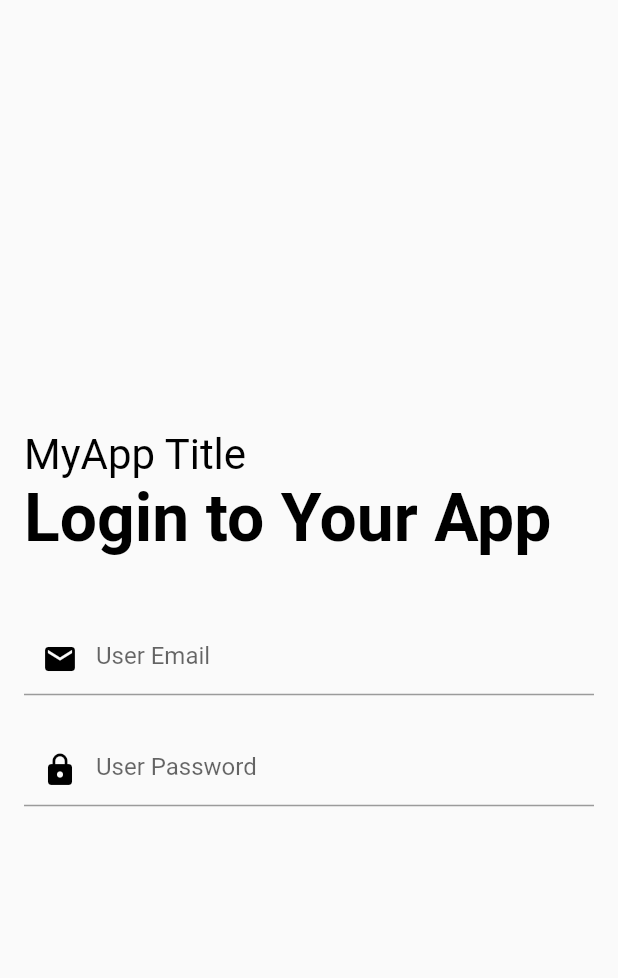
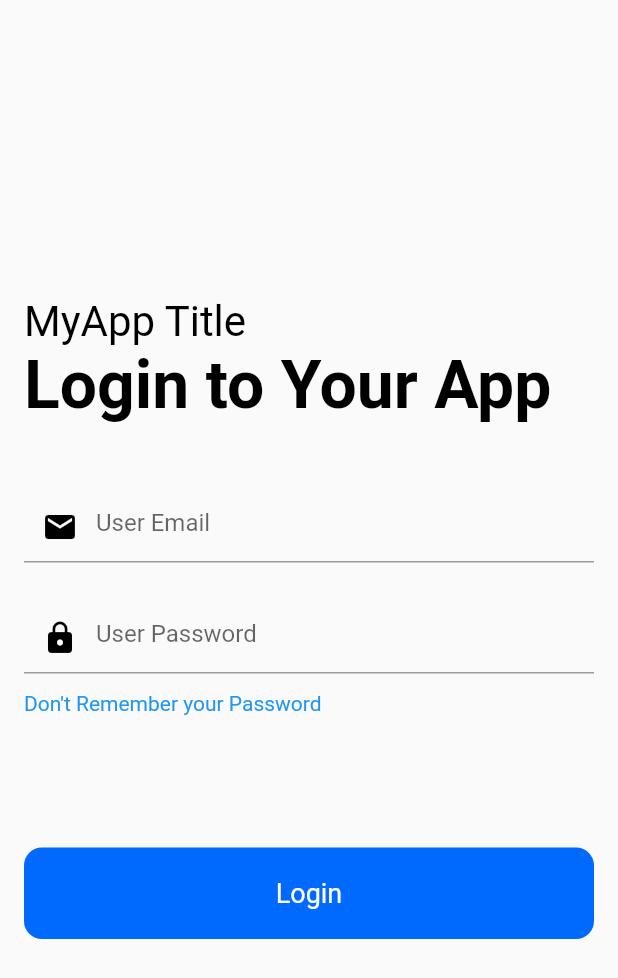
Before and after one commit to utsobe/login_flutter, a Flutter app: the screen it shows after launch, on a phone screen of 412 x 824 dp. Shown: the top 978 px of the screen. Run offline on Flutter 3.47's test engine with Material 2 defaults, Android fonts, the phone set to English and light mode, and no system bars.

Commit message:
completed login UI

```diff
--- a/lib/main.dart
+++ b/lib/main.dart
@@ -52,14 +52,14 @@ class _LoginScreenState extends State<LoginScreen> {
         mainAxisAlignment: MainAxisAlignment.center,
         crossAxisAlignment: CrossAxisAlignment.start,
         children: [
-          Text(
+          const Text(
             'MyApp Title',
             style: TextStyle(
               color: Colors.black,
               fontSize: 28.0,
             ),
           ),
-          Text(
+          const Text(
             'Login to Your App',
             style: TextStyle(
               color: Colors.black,
@@ -67,10 +67,10 @@ class _LoginScreenState extends State<LoginScreen> {
               fontWeight: FontWeight.bold,
             ),
           ),
-          SizedBox(
+          const SizedBox(
             height: 44.0,
           ),
-          TextField(
+          const TextField(
             keyboardType: TextInputType.emailAddress,
             decoration: InputDecoration(
                 hintText: "User Email",
@@ -79,10 +79,10 @@ class _LoginScreenState extends State<LoginScreen> {
                   color: Colors.black,
                 )),
           ),
-          SizedBox(
+          const SizedBox(
             height: 26.0,
           ),
-          TextField(
+          const TextField(
             obscureText: true,
             decoration: InputDecoration(
               hintText: "User Password",
@@ -92,6 +92,37 @@ class _LoginScreenState extends State<LoginScreen> {
               ),
             ),
           ),
+          const SizedBox(
+            height: 12.0,
+          ),
+          const Text(
+            "Don't Remember your Password",
+            style: TextStyle(
+              color: Colors.blue,
+            ),
+          ),
+          const SizedBox(
+            height: 88.0,
+          ),
+          Container(
+            width: double.infinity,
+            child: RawMaterialButton(
+              fillColor: Color(0xFF0069FE),
+              elevation: 0.0,
+              padding: EdgeInsets.symmetric(vertical: 20.0),
+              shape: RoundedRectangleBorder(
+                borderRadius: BorderRadius.circular(12.0),
+              ),
+              onPressed: () {},
+              child: Text(
+                "Login",
+                style: TextStyle(
+                  color: Colors.white,
+                  fontSize: 18.0,
+                ),
+              ),
+            ),
+          )
         ],
       ),
     );
```
